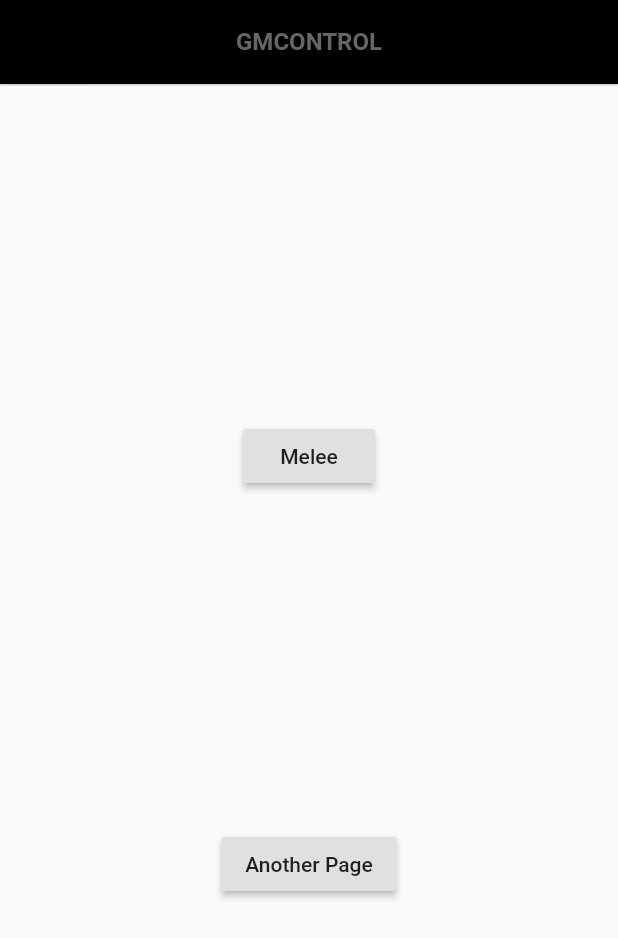
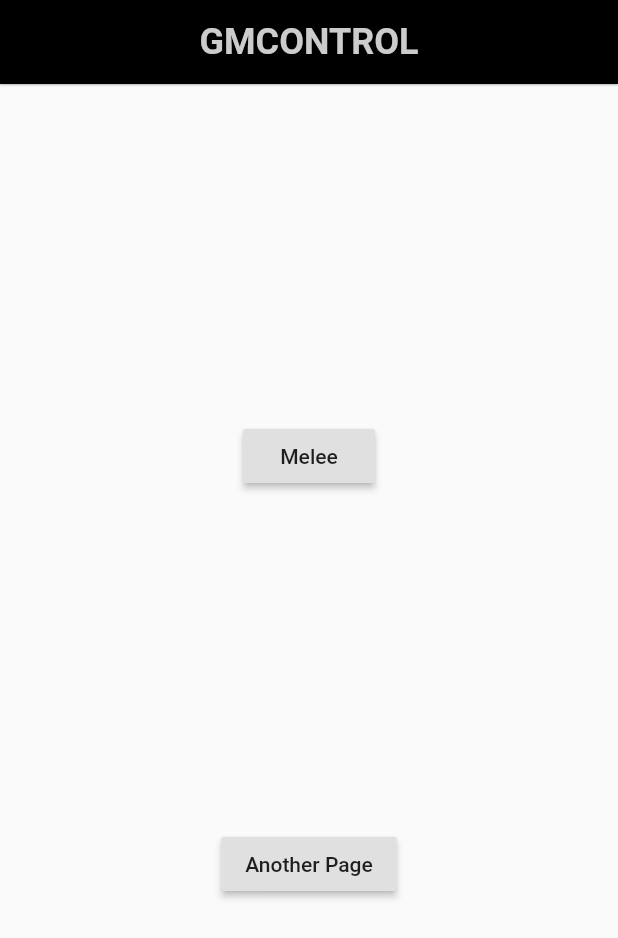
Before and after one commit to mjeffw/gurps_gmcontrol_dart, a Flutter app: the screen it shows after launch, on a phone screen of 412 x 824 dp. Shown: the top 938 px of the screen. Run offline on Flutter 3.47's test engine with Material 2 defaults, Android fonts, the phone set to English and light mode, and no system bars; our stand-ins replace rxdart.

```diff
--- a/lib/src/blocs/melee_bloc.dart
+++ b/lib/src/blocs/melee_bloc.dart
@@ -40,7 +40,7 @@ class MeleeBloc implements BlocBase {
   /// In a given melee, some combatants may be displayed as 'expanded'.
   ///
   var _selectedIdController = PublishSubject<CombatantId>();
-  Sink<CombatantId> get inSelectedId => _selectedIdController.sink;
+  Sink<CombatantId> get selectionEventSink => _selectedIdController.sink;
 
   var _selectedController = PublishSubject<CombatantSelectionId>();
   Sink<CombatantSelectionId> get _inSelectedCombatants =>
--- a/lib/src/ui/melee_view.dart
+++ b/lib/src/ui/melee_view.dart
@@ -48,6 +48,6 @@ class MeleeView extends StatelessWidget {
       return Center(child: CircularProgressIndicator());
     }
 
-    return CombatantWidget(meleeId, combatant, false, index);
+    return CombatantWidget(meleeId, combatant, index);
   }
 }
--- a/lib/src/ui/styles.dart
+++ b/lib/src/ui/styles.dart
@@ -1,35 +1,46 @@
 import 'package:flutter/material.dart';
 
+Color _hexToColor(String code) =>
+    Color(int.parse(code.substring(0, 6), radix: 16) + 0xFF000000);
+
 class Styles {
-  static const _textSizeDefault = 16.0;
-  static final Color _textColorDefault = _hexToColor('666666');
+  static final _textSizeDefault = 16.0;
+  static final _textColorDefault = _hexToColor('666666');
+  static final _fontWeightNormal = FontWeight.w400;
 
-  static final navBarTitle = TextStyle(
-    // fontFamily: _fontNameDefault,
-    fontWeight: FontWeight.w600,
+  static final _defaultTextStyle = TextStyle(
+      fontWeight: _fontWeightNormal,
+      fontSize: _textSizeDefault,
+      color: _textColorDefault);
+
+  static final _fontAwesomeDefaultStyle = TextStyle(
+    fontFamily: 'FontAwesome Solid',
+    fontWeight: _fontWeightNormal,
     fontSize: _textSizeDefault,
     color: _textColorDefault,
   );
 
-  static TextStyle nameTextStyle(bool expanded) {
-    return TextStyle(
-        fontSize: 20.0, color: expanded ? Colors.deepOrange : Colors.black);
-  }
+  static final _navBarTitle = _defaultTextStyle.apply(
+      fontSizeFactor: 1.5, fontWeightDelta: 2, color: _hexToColor('cccccc'));
+  static final _nameTextStyle = _defaultTextStyle.apply(fontSizeFactor: 1.25);
+  static final _labelStyle = _defaultTextStyle;
+  static final _attributeStyle = _defaultTextStyle.apply(fontWeightDelta: 2);
+  static final _oddRowBackground = Colors.grey.shade100;
+  static final _evenRowBackground = Colors.white;
+  static final _selectedRowBackground = Colors.amberAccent;
 
-  static TextStyle labelStyle() {
-    return TextStyle(
-        fontSize: _textSizeDefault,
-        color: _textColorDefault,
-        fontWeight: FontWeight.w400);
-  }
+  static TextStyle get navBarTitle => _navBarTitle;
+  static TextStyle get nameTextStyle => _nameTextStyle;
+  static TextStyle get labelStyle => _labelStyle;
+  static TextStyle get attributeStyle => _attributeStyle;
 
-  static TextStyle attributeStyle() {
-    return TextStyle(
-        fontSize: _textSizeDefault,
-        color: Colors.grey.shade800,
-        fontWeight: FontWeight.w600);
-  }
+  static TextStyle get solidIconStyle => _fontAwesomeDefaultStyle;
 
-  static Color _hexToColor(String code) =>
-      Color(int.parse(code.substring(0, 6), radix: 16) + 0xFF000000);
+  static Color listBackground(isOdd) =>
+      isOdd ? _oddRowBackground : _evenRowBackground;
+
+  static Color listRowBackground(bool e, int index) =>
+      e ? _selectedRowBackground : Styles.listBackground(_isOdd(index));
+
+  static bool _isOdd(int index) => (index % 2 != 0);
 }
```
Also changed, not shown: lib/src/ui/widgets/combatant_widget.dart (+27 -49 lines).
